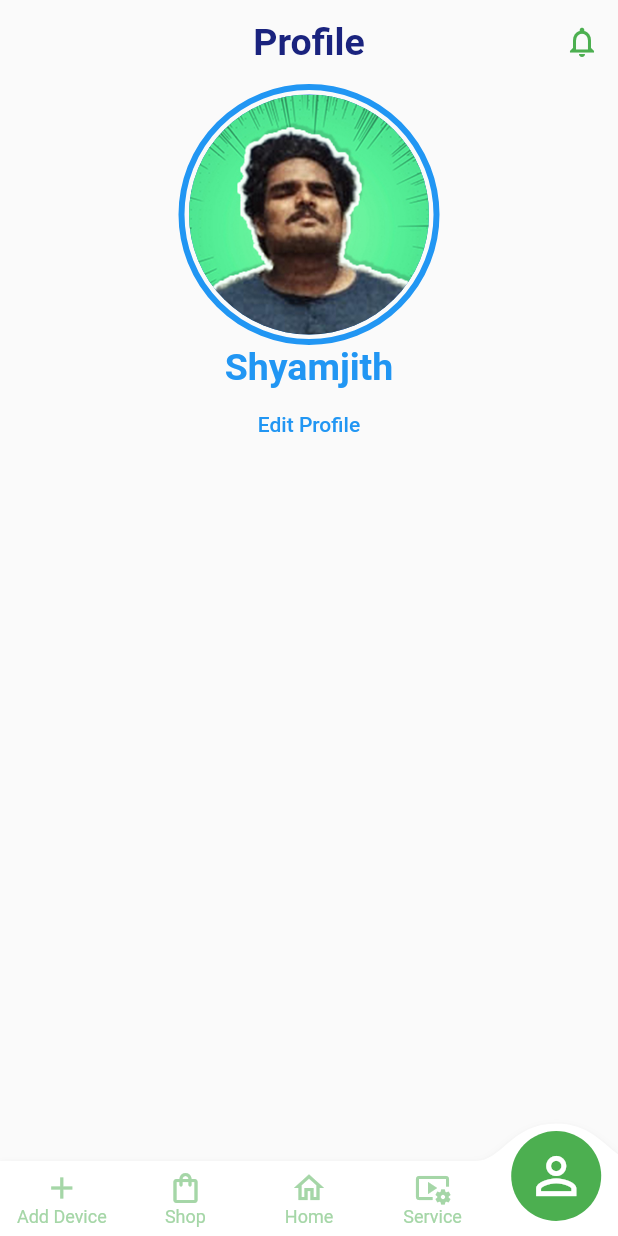
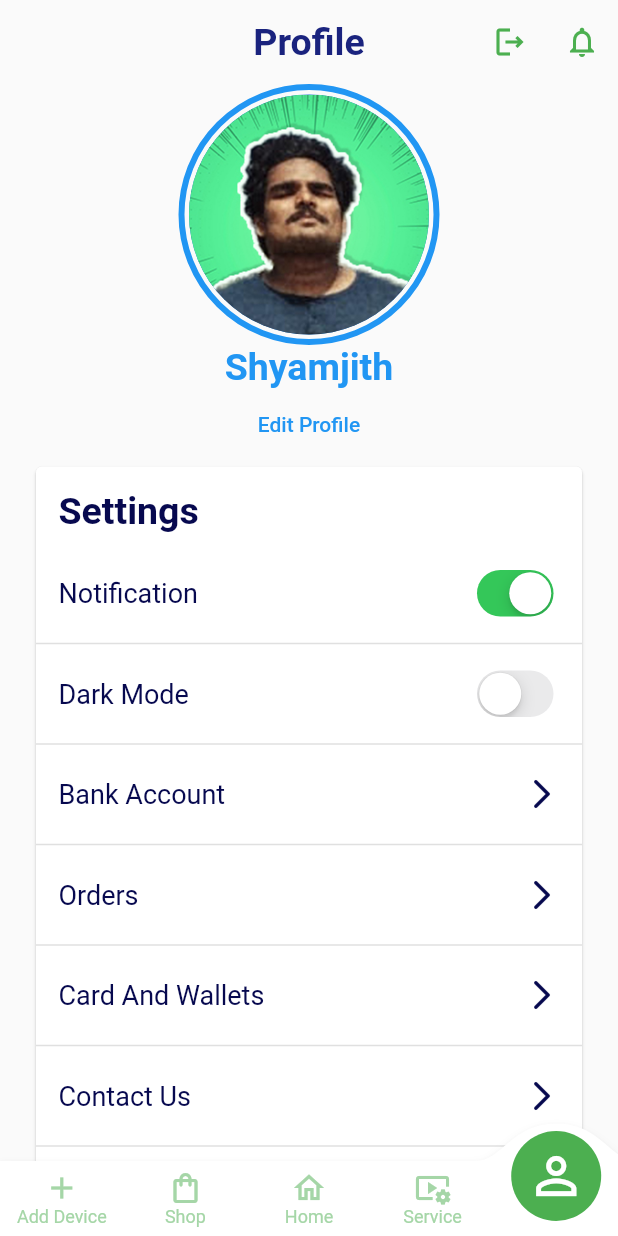
Before and after one commit to shyamexe/e-commerce-using-bloc, a Flutter app: the screen it shows after launch, item 5 of the bottom bar chosen, on a phone screen of 412 x 824 dp. Run offline on Flutter 3.47's test engine with Material 2 defaults, Android fonts, the phone set to English and light mode, and no system bars; drawn by our look-alikes of convex_bottom_bar; our stand-ins replace bloc, carousel_slider, equatable, flutter_bloc, flutter_rating_bar, flutter_svg and 1 more.

Commit message:
addDevice screen added

```diff
--- a/lib/presentation/screens/commen/bottum_navigation_bar/bottum_navigation_bar.dart
+++ b/lib/presentation/screens/commen/bottum_navigation_bar/bottum_navigation_bar.dart
@@ -1,4 +1,5 @@
 import 'package:e_commerce/logic/cubit/bottam_navigation_cubit.dart';
+import 'package:e_commerce/presentation/screens/add_device/add_device.dart';
 import 'package:e_commerce/presentation/screens/home_screen/home_page.dart';
 import 'package:e_commerce/presentation/screens/sales_screen/sales_screen.dart';
 import 'package:e_commerce/presentation/screens/service_screen/service_screen.dart';
@@ -13,7 +14,7 @@ class BottumNavigationBar extends StatelessWidget {
   int selectedPage = 2;
   List<Widget> _pageOption = [
 
-    const ServiceScreen(),
+    const AddDevice(),
     const SalesScreen(),
     const HomePage(),
     const ServiceScreen(),
--- a/lib/presentation/screens/user_profile_screen/user_profile_screen.dart
+++ b/lib/presentation/screens/user_profile_screen/user_profile_screen.dart
@@ -2,32 +2,111 @@ import 'package:e_commerce/core/constants/app_icons.dart';
 import 'package:e_commerce/core/constants/strings.dart';
 import 'package:e_commerce/presentation/screens/user_profile_screen/widgets/app_avatar.dart';
 import 'package:e_commerce/presentation/screens/user_profile_screen/widgets/profile_app_bar.dart';
+import 'package:flutter/cupertino.dart';
 import 'package:flutter/material.dart';
+
+import 'widgets/profile_tile.dart';
 
 class UserProfileScreen extends StatelessWidget {
   const UserProfileScreen({Key? key}) : super(key: key);
 
   @override
   Widget build(BuildContext context) {
+    bool _switchValue = true;
     return Scaffold(
       appBar: ProfileAppbar(context),
-      body: Column(
-        crossAxisAlignment: CrossAxisAlignment.center,
+      body: ListView(
+        padding: EdgeInsets.symmetric(horizontal: 20),
+        physics: BouncingScrollPhysics(),
+        // crossAxisAlignment: CrossAxisAlignment.center,
         children: [
-          Align(
+          const Align(
             alignment: Alignment.topCenter,
             child: AppAvatar(),
           ),
-          Text('Shyamjith',
-              style: TextStyle(
-                fontSize: 25,
-                fontWeight: FontWeight.bold,
-                color: Colors.blue,
-              )),
+          const Center(
+            child: Text('Shyamjith',
+                style: TextStyle(
+                  fontSize: 25,
+                  fontWeight: FontWeight.bold,
+                  color: Colors.blue,
+                )),
+          ),
           TextButton(
             onPressed: () {},
-            child: Text(
+            child: const Text(
               'Edit Profile',
+            ),
+          ),
+          Card(
+            child: Column(
+              children: [
+                Align(
+                  alignment: Alignment.topLeft,
+                  child: Padding(
+                    padding: const EdgeInsets.all(15),
+                    child: Text('Settings',
+                        style: TextStyle(
+                          fontSize: 25,
+                          fontWeight: FontWeight.bold,
+                          color: AppColors.darkBlueColor,
+                        )),
+                  ),
+                ),
+                Row(
+                  children: [
+                    Padding(
+                      padding: const EdgeInsets.all(15),
+                      child: Text('Notification',
+                          style: TextStyle(
+                            fontSize: 18,
+                            color: AppColors.darkBlueColor,
+                          )),
+                    ),
+                    Spacer(),
+                    Padding(
+                      padding: const EdgeInsets.symmetric(horizontal: 15),
+                      child: CupertinoSwitch(
+                        value: _switchValue,
+                        onChanged: (_) {},
+                      ),
+                    )
+                  ],
+                ),
+                Divider(thickness: 1,),
+                Row(
+                  children: [
+                    Padding(
+                      padding: const EdgeInsets.all(15),
+                      child: Text('Dark Mode',
+                          style: TextStyle(
+                            fontSize: 18,
+                            color: AppColors.darkBlueColor,
+                          )),
+                    ),
+                    Spacer(),
+                    Padding(
+                      padding: const EdgeInsets.symmetric(horizontal: 15),
+                      child: CupertinoSwitch(
+                        value: !_switchValue,
+                        onChanged: (_) {},
+                      ),
+                    )
+                  ],
+                ),
+                Divider(thickness: 1,),
+                ProfileTile(settingsTitle: 'Bank Account',),
+                Divider(thickness: 1,),
+                ProfileTile(settingsTitle: 'Orders',),
+                Divider(thickness: 1,),
+                ProfileTile(settingsTitle: 'Card And Wallets',),
+                Divider(thickness: 1,),
+                ProfileTile(settingsTitle: 'Contact Us',),
+                Divider(thickness: 1,),
+                ProfileTile(settingsTitle: 'About',),
+                Divider(thickness: 1,),
+                ProfileTile(settingsTitle: 'Logout',),
+              ],
             ),
           )
         ],
--- a/lib/presentation/screens/user_profile_screen/widgets/profile_app_bar.dart
+++ b/lib/presentation/screens/user_profile_screen/widgets/profile_app_bar.dart
@@ -16,6 +16,10 @@ AppBar ProfileAppbar(BuildContext context) {
     actions: [
       IconButton(
         onPressed: () {},
+        icon: const Icon(Icons.logout_outlined, color: Colors.green,),
+      ),
+      IconButton(
+        onPressed: () {},
         icon: const Icon(Icons.notifications_outlined, color: Colors.green,),
       ),
     ],
--- /dev/null
+++ b/lib/presentation/screens/user_profile_screen/widgets/profile_tile.dart
@@ -0,0 +1,34 @@
+import 'package:flutter/material.dart';
+
+import 'package:e_commerce/core/constants/strings.dart';
+
+class ProfileTile extends StatelessWidget {
+  String settingsTitle;
+  ProfileTile({
+    Key? key,
+    required this.settingsTitle,
+  }) : super(key: key);
+
+  @override
+  Widget build(BuildContext context) {
+    return Row(
+      children: [
+        Padding(
+          padding: const EdgeInsets.all(15),
+          child: Text(settingsTitle,
+              style: TextStyle(
+                fontSize: 18,
+                color: AppColors.darkBlueColor,
+              )),
+        ),
+        Spacer(),
+        Padding(
+            padding: const EdgeInsets.symmetric(horizontal: 15),
+            child: Icon(
+              Icons.arrow_forward_ios_rounded,
+              color: AppColors.darkBlueColor,
+            ))
+      ],
+    );
+  }
+}
```
Also changed, not shown: lib/presentation/screens/add_device/add_device.dart (added, +29 -0 lines), lib/presentation/screens/add_device/widgets/device_app_bar.dart (added, +46 -0 lines), lib/generated/assets.dart (deleted), pubspec.lock.
